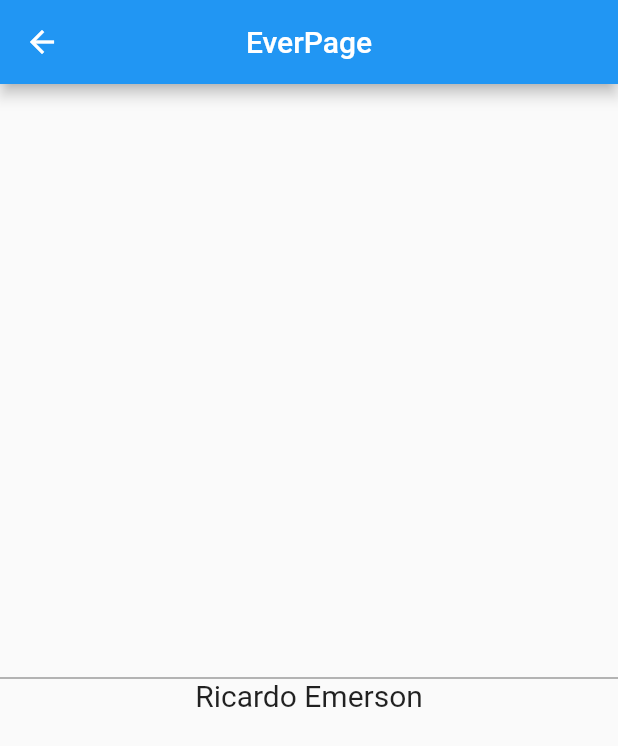
After one commit to ricardoemerson/getx-state-manager, a Flutter app: the WorkersPage screen opened by its route, after a tap on "Ever Worker", on a phone screen of 412 x 824 dp. The commit adds this screen. Shown: the top 746 px of the screen. Run offline on Flutter 3.47's test engine with Material 2 defaults, Android fonts, the phone set to English and light mode, and no system bars; our stand-ins replace get.

Commit message:
Adicionado exemplo de uso do worker ever.

```diff
--- a/lib/pages/home/home_page.dart
+++ b/lib/pages/home/home_page.dart
@@ -43,6 +43,10 @@ class HomePage extends StatelessWidget {
               onPressed: () => Get.toNamed('/local-state'),
               child: const Text('Local State'),
             ),
+            TextButton(
+              onPressed: () => Get.toNamed('/workers'),
+              child: const Text('Workers'),
+            ),
           ],
         ),
       ),
--- /dev/null
+++ b/lib/pages/workers/ever/ever_controller.dart
@@ -0,0 +1,38 @@
+import 'package:flutter/material.dart';
+import 'package:get/get.dart';
+
+class EverController extends GetxController {
+  final _workers = <Worker>[];
+  final _name = 'Ricardo Emerson'.obs;
+
+  String get name => _name.value;
+
+  @override
+  void onInit() {
+    super.onInit();
+
+    final everWorker = ever(
+      _name,
+      (name) {
+        debugPrint('Executando o worker ever: $name');
+      },
+      cancelOnError: true,
+      condition: () => _name.value.startsWith('Ri'),
+    );
+
+    _workers.add(everWorker);
+  }
+
+  @override
+  void onClose() {
+    for (final worker in _workers) {
+      worker();
+    }
+
+    super.onClose();
+  }
+
+  void changeName(String value) {
+    _name(value);
+  }
+}
--- /dev/null
+++ b/lib/pages/workers/ever/ever_page.dart
@@ -0,0 +1,36 @@
+import 'package:flutter/material.dart';
+import 'package:get/get.dart';
+
+import 'ever_controller.dart';
+
+class EverPage extends StatelessWidget {
+  final controller = Get.find<EverController>();
+
+  EverPage({Key? key}) : super(key: key);
+
+  @override
+  Widget build(BuildContext context) {
+    return Scaffold(
+      appBar: AppBar(
+        title: const Text('EverPage'),
+        centerTitle: true,
+      ),
+      body: Center(
+        child: Column(
+          mainAxisAlignment: MainAxisAlignment.center,
+          children: [
+            TextFormField(
+              onChanged: controller.changeName,
+            ),
+            Obx(() {
+              return Text(
+                controller.name,
+                style: const TextStyle(fontSize: 20),
+              );
+            }),
+          ],
+        ),
+      ),
+    );
+  }
+}
--- /dev/null
+++ b/lib/pages/workers/workers_page.dart
@@ -0,0 +1,27 @@
+import 'package:flutter/material.dart';
+import 'package:get/get.dart';
+
+class WorkersPage extends StatelessWidget {
+  const WorkersPage({Key? key}) : super(key: key);
+
+  @override
+  Widget build(BuildContext context) {
+    return Scaffold(
+      appBar: AppBar(
+        title: const Text('WorkersPage'),
+        centerTitle: true,
+      ),
+      body: Center(
+        child: Column(
+          mainAxisAlignment: MainAxisAlignment.center,
+          children: [
+            TextButton(
+              onPressed: () => Get.toNamed('/workers/ever'),
+              child: const Text('Ever Worker'),
+            ),
+          ],
+        ),
+      ),
+    );
+  }
+}
```
Also changed, not shown: lib/main.dart (+11 -0 lines).
